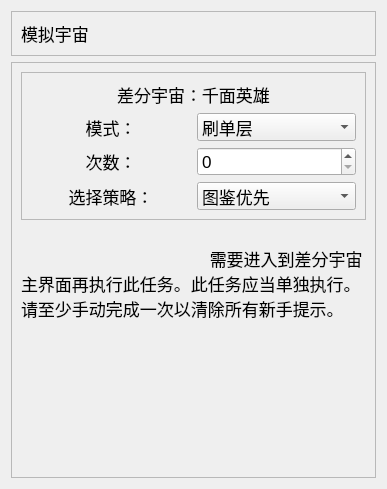
Old version of the form resources/ui/simulated_universe.ui in the repository Shasnow/StarRailAssistant.
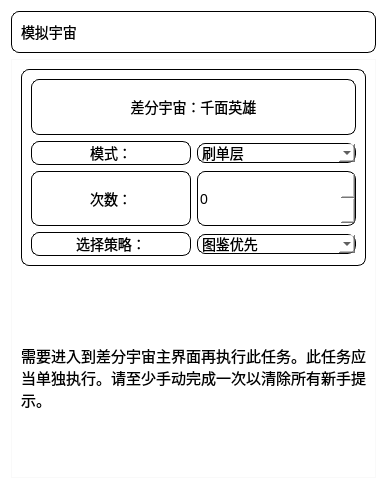
New version of the form.

Commit message: feat:美化ui和界面效果

Diff of the .ui file:
```diff
--- a/resources/ui/simulated_universe.ui
+++ b/resources/ui/simulated_universe.ui
@@ -24,6 +24,12 @@
         <property name="windowTitle">
             <string>Form</string>
         </property>
+        <property name="styleSheet">
+            <string notr="true">background-repeat: no-repeat;
+                background-position: center;
+                background-color: rgba(255, 255, 255, 0.1);
+            </string>
+        </property>
         <layout class="QVBoxLayout" name="verticalLayout_2">
             <item>
                 <widget class="QFrame" name="frame_2">
@@ -33,6 +39,13 @@
                             <verstretch>0</verstretch>
                         </sizepolicy>
                     </property>
+                    <property name="styleSheet">
+                        <string notr="true">border-radius: 8px;
+                            border: 1px solid black;
+                            background-color: rgba(255, 255, 255, 0.8);
+                            font-size: 14px;
+                        </string>
+                    </property>
                     <property name="frameShape">
                         <enum>QFrame::Shape::StyledPanel</enum>
                     </property>
@@ -42,6 +55,11 @@
                     <layout class="QHBoxLayout" name="horizontalLayout_2">
                         <item>
                             <widget class="QLabel" name="label">
+                                <property name="styleSheet">
+                                    <string notr="true">border-radius: 8px;
+                                        border: 0.3px solid black;
+                                    </string>
+                                </property>
                                 <property name="text">
                                     <string>模拟宇宙</string>
                                 </property>
@@ -61,6 +79,13 @@
                     <layout class="QVBoxLayout" name="verticalLayout_3">
                         <item>
                             <widget class="QFrame" name="frame_4">
+                                <property name="styleSheet">
+                                    <string notr="true">border-radius: 8px;
+                                        border: 1px solid black;
+                                        background-color: rgba(255, 255, 255, 0.8);
+                                        font-size: 14px;
+                                    </string>
+                                </property>
                                 <property name="frameShape">
                                     <enum>QFrame::Shape::StyledPanel</enum>
                                 </property>
@@ -80,6 +105,12 @@
                                     </item>
                                     <item row="2" column="0">
                                         <widget class="QLabel" name="label_4">
+                                            <property name="maximumSize">
+                                                <size>
+                                                    <width>16777215</width>
+                                                    <height>59</height>
+                                                </size>
+                                            </property>
                                             <property name="text">
                                                 <string>次数：</string>
                                             </property>
@@ -149,9 +180,16 @@
                         </item>
                         <item>
                             <widget class="QLabel" name="label_5">
+                                <property name="styleSheet">
+                                    <string notr="true">border: none;
+                                        background-color: rgba(255, 255, 255, 0.8);
+                                        font-size: 14px;
+                                    </string>
+                                </property>
                                 <property name="text">
-                                    <string>
-                                        需要进入到差分宇宙主界面再执行此任务。此任务应当单独执行。请至少手动完成一次以清除所有新手提示。
+                                    <string>&lt;html&gt;&lt;head/&gt;&lt;body&gt;&lt;p&gt;&lt;br/&gt;&lt;/p&gt;&lt;p&gt;&lt;span
+                                        style=&quot; font-size:11pt;&quot;&gt;需要进入到差分宇宙主界面再执行此任务。此任务应当单独执行。请至少手动完成一次以清除所有新手提示。&lt;/span&gt;&lt;/p&gt;&lt;p&gt;&lt;span
+                                        style=&quot; font-size:11pt;&quot;/&gt;&lt;/p&gt;&lt;/body&gt;&lt;/html&gt;
                                     </string>
                                 </property>
                                 <property name="wordWrap">
@@ -159,19 +197,6 @@
                                 </property>
                             </widget>
                         </item>
-                        <item>
-                            <spacer name="verticalSpacer">
-                                <property name="orientation">
-                                    <enum>Qt::Orientation::Vertical</enum>
-                                </property>
-                                <property name="sizeHint" stdset="0">
-                                    <size>
-                                        <width>20</width>
-                                        <height>40</height>
-                                    </size>
-                                </property>
-                            </spacer>
-                        </item>
                     </layout>
                 </widget>
             </item>
```
The commit also changes 17 other files.
